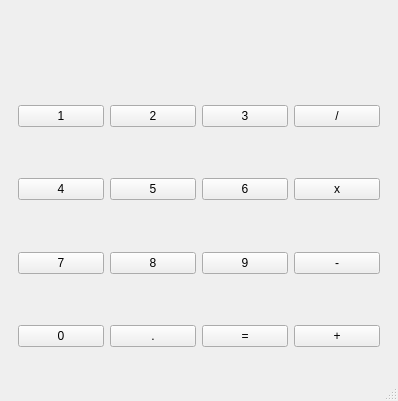
This is form.ui in jxc876/CalculatorQt as Qt 5 draws it before an edit. The edited form follows.
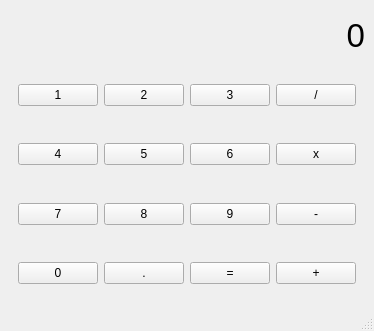
This is the edited form.

What changed in the file:
```diff
--- a/form.ui
+++ b/form.ui
@@ -6,8 +6,8 @@
    <rect>
     <x>0</x>
     <y>0</y>
-    <width>398</width>
-    <height>401</height>
+    <width>243</width>
+    <height>331</height>
    </rect>
   </property>
   <property name="windowTitle">
@@ -23,7 +23,7 @@
        </font>
       </property>
       <property name="text">
-       <string/>
+       <string>0</string>
       </property>
       <property name="alignment">
        <set>Qt::AlignmentFlag::AlignRight|Qt::AlignmentFlag::AlignTrailing|Qt::AlignmentFlag::AlignVCenter</set>
@@ -66,6 +66,9 @@
     </item>
     <item>
      <widget class="QWidget" name="row2" native="true">
+      <property name="styleSheet">
+       <string notr="true"/>
+      </property>
       <layout class="QHBoxLayout" name="horizontalLayout_2">
        <item>
         <widget class="QPushButton" name="pushButton_4">
@@ -90,6 +93,9 @@
        </item>
        <item>
         <widget class="QPushButton" name="pushButton_mult">
+         <property name="styleSheet">
+          <string notr="true"/>
+         </property>
          <property name="text">
           <string>x</string>
          </property>
```
Left out of the diff: 2 changed lines with no effect on the pictures.
